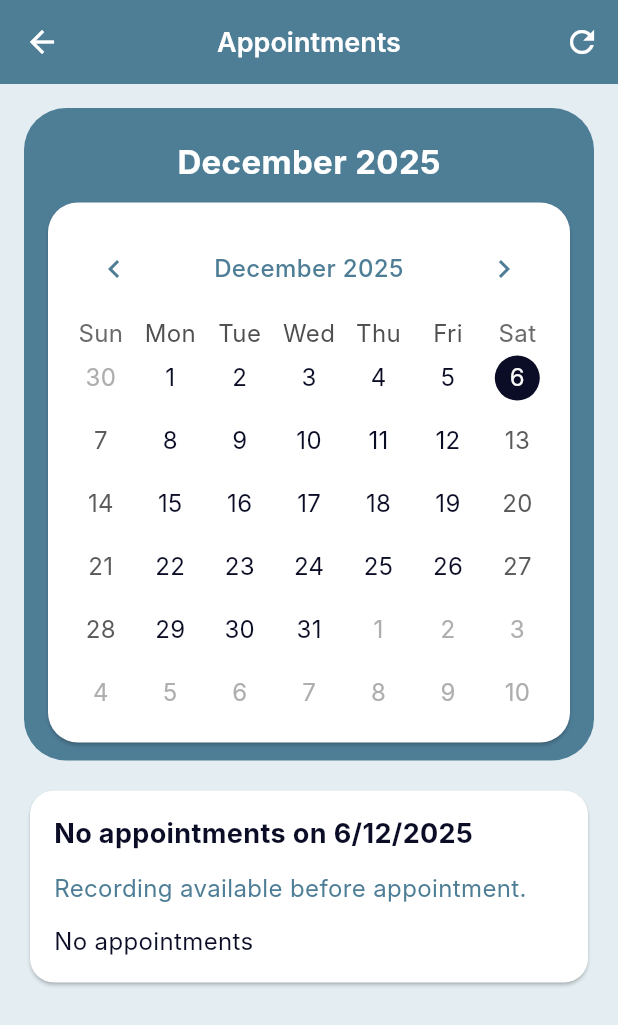
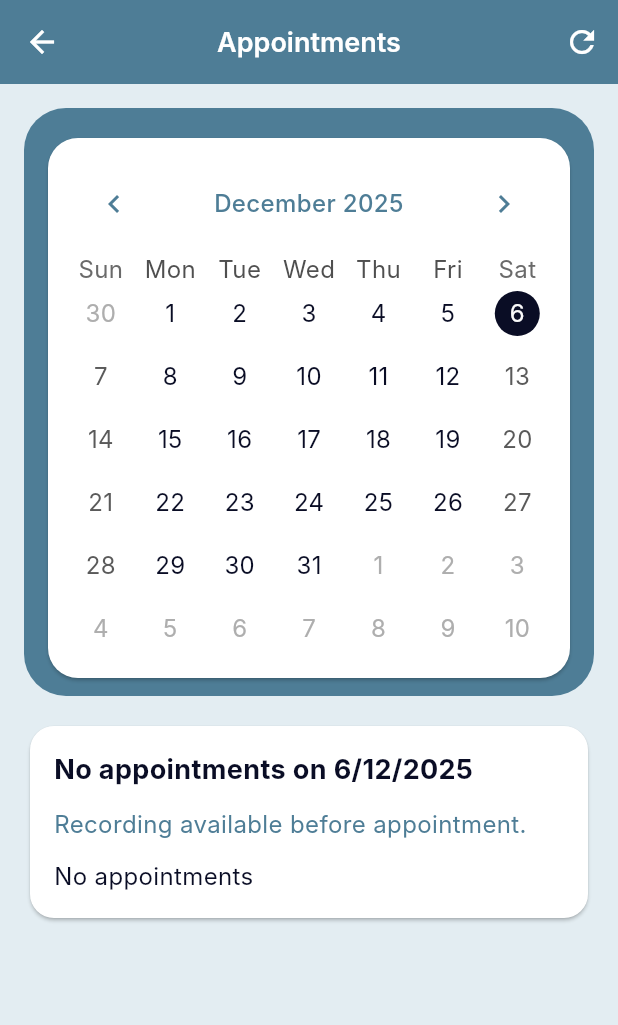
Before and after one commit to kusyuk/ema, a Flutter app: the CalendarHomePage screen opened directly, on a phone screen of 412 x 824 dp. Shown: the top 1025 px of the screen. Run offline on Flutter 3.47's test engine with Material 3 defaults, Android fonts, the phone set to English and light mode, and no system bars; drawn by our look-alikes of table_calendar; our stand-ins replace dio, equatable, flutter_dotenv, flutter_local_notifications, flutter_tts, get_it and 8 more; missing offline and left inert: record; accounts and stored records are empty; Roboto replaces fonts that are missing (Inter).

```diff
--- a/lib/presentation/pages/calendar_home_page.dart
+++ b/lib/presentation/pages/calendar_home_page.dart
@@ -215,15 +215,6 @@ class CalendarHomePageState extends State<CalendarHomePage> {
             child: Column(
               children: [
                 const SizedBox(height: 8),
-                Text(
-                  _monthYearLabel(_focusedDay),
-                  style: const TextStyle(
-                    fontSize: 22,
-                    fontWeight: FontWeight.w700,
-                    color: AppTheme.primaryLight,
-                  ),
-                ),
-                const SizedBox(height: 12),
                 Card(
                   color: AppTheme.surfaceLight,
                   shape: RoundedRectangleBorder(
@@ -294,24 +285,6 @@ class CalendarHomePageState extends State<CalendarHomePage> {
         ],
       ),
     );
-  }
-
-  String _monthYearLabel(DateTime date) {
-    final months = [
-      'January',
-      'February',
-      'March',
-      'April',
-      'May',
-      'June',
-      'July',
-      'August',
-      'September',
-      'October',
-      'November',
-      'December',
-    ];
-    return '${months[date.month - 1]} ${date.year}';
   }
 
   Widget _buildSelectedDayCard(
```
